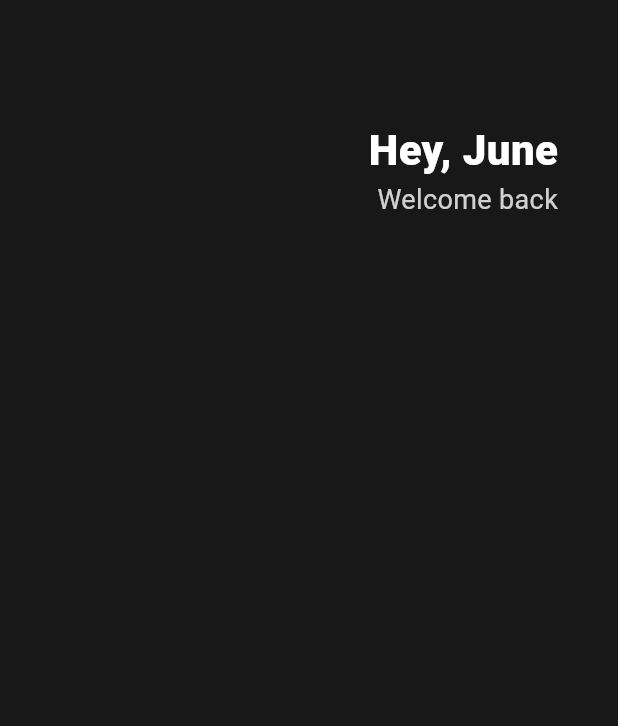
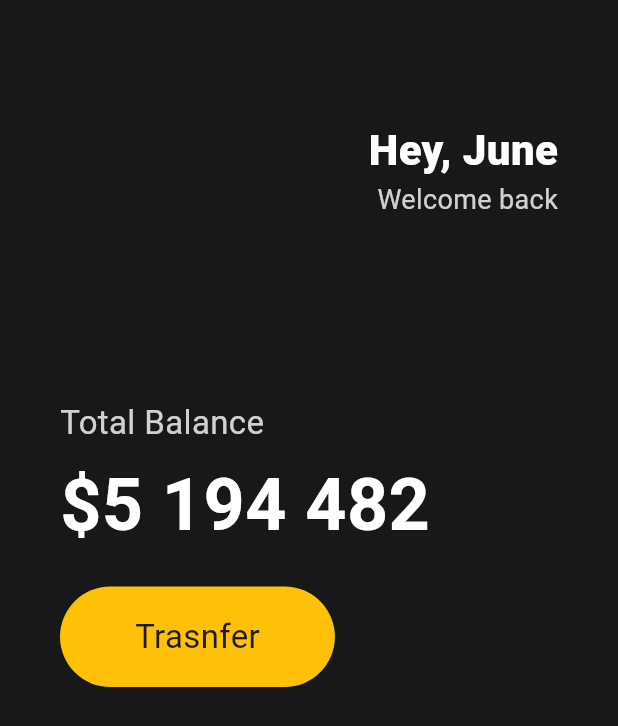
Before and after one commit to jiyeong97/BankApplicationUI, a Flutter app: the screen it shows after launch, on a phone screen of 412 x 824 dp. Shown: the top 726 px of the screen. Run offline on Flutter 3.47's test engine with Material 3 defaults, Android fonts, the phone set to English and light mode, and no system bars.

Commit message:
Container

```diff
--- a/lib/main.dart
+++ b/lib/main.dart
@@ -14,6 +14,7 @@ class App extends StatelessWidget{
         body: Padding(
           padding: EdgeInsets.symmetric(horizontal: 40),
           child:Column(
+            crossAxisAlignment:CrossAxisAlignment.start,
           children: [
            SizedBox(
                 height: 80,
@@ -38,7 +39,45 @@ class App extends StatelessWidget{
                   ),
                   ),
               ],)
-            ],)
+            ],),
+            SizedBox(height: 120,
+            ),
+            Text('Total Balance',
+              style:TextStyle(
+                fontSize: 22,
+                color:Colors.white.withOpacity(0.8),
+              ),
+              ),
+            SizedBox(height: 5,),
+            Text('\$5 194 482',
+              style:TextStyle(
+                fontSize: 48,
+                fontWeight: FontWeight.w600,
+                color:Colors.white,
+              ),
+              ),
+              SizedBox(height: 20,),
+              Row(
+                children: [
+                  Container(
+                    decoration: BoxDecoration(
+                      color: Colors.amber,
+                      borderRadius: BorderRadius.circular(45),
+                    ),
+                    child: Padding(
+                      padding: EdgeInsets.symmetric(
+                        vertical: 18,
+                        horizontal: 50,
+                    ),
+                    child: Text('Trasnfer',
+                    style: TextStyle(
+                      fontSize: 22,
+                    ),
+                    ),
+                    ),
+                  )
+                ],
+                )
           ],
         ),
         ),
```
